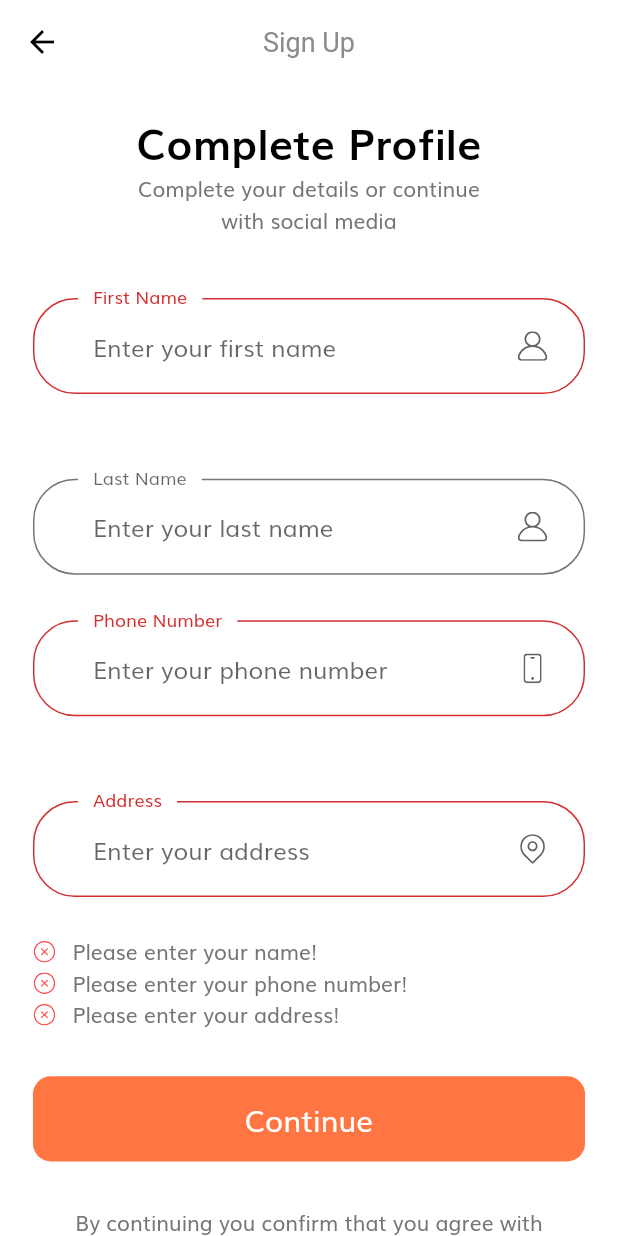
After one commit to syedhaffiz/shopping_app, a Flutter app: the CompleteProfileScreen screen opened by its route, after a tap on "Continue", on a phone screen of 412 x 824 dp. The commit adds this screen. Run offline on Flutter 3.47's test engine with Material 2 defaults, Android fonts, the phone set to English and light mode, and no system bars; our stand-ins replace flutter_svg.

Commit message:
Complete profile screen implemented

```diff
--- a/lib/constants.dart
+++ b/lib/constants.dart
@@ -28,3 +28,6 @@ const String kInvalidEmailError = "Please enter a valid email!";
 const String kPwdNullError = "Please enter your password!";
 const String kShortPwdError = "Password is too short!";
 const String kMatchPwdsError = "Passwords don't match!";
+const String kNameNullError = "Please enter your name!";
+const String kPhoneNullError = "Please enter your phone number!";
+const String kAddressNullError = "Please enter your address!";
--- a/lib/routes.dart
+++ b/lib/routes.dart
@@ -1,4 +1,5 @@
 import 'package:flutter/widgets.dart';
+import 'package:shopping_app/screens/complete_profile/complete_profile_screen.dart';
 import 'package:shopping_app/screens/forgot_password/forgot_password_screen.dart';
 import 'package:shopping_app/screens/sign_up/sign_up_screen.dart';
 import 'package:shopping_app/screens/signin/signin_screen.dart';
@@ -13,4 +14,5 @@ final Map<String, WidgetBuilder> routes = {
   ForgotPasswordScreen.routeName: (context) => ForgotPasswordScreen(),
   SigninSuccessSreen.routeName: (context) => SigninSuccessSreen(),
   SignUpScreen.routeName: (context) => SignUpScreen(),
+  CompleteProfileScreen.routeName: (context) => CompleteProfileScreen(),
 };
--- /dev/null
+++ b/lib/screens/complete_profile/complete_profile_screen.dart
@@ -0,0 +1,17 @@
+import 'package:flutter/material.dart';
+
+import 'components/body.dart';
+
+class CompleteProfileScreen extends StatelessWidget {
+  static String routeName = "/complete_profile";
+  @override
+  Widget build(BuildContext context) {
+    return Scaffold(
+      appBar: AppBar(
+        title: Text("Sign Up"),
+        centerTitle: true,
+      ),
+      body: Body(),
+    );
+  }
+}
--- /dev/null
+++ b/lib/screens/complete_profile/components/body.dart
@@ -0,0 +1,33 @@
+import 'package:flutter/material.dart';
+
+import '../../../size_config.dart';
+import '../../../constants.dart';
+import './complete_profile_form.dart';
+
+class Body extends StatelessWidget {
+  @override
+  Widget build(BuildContext context) {
+    return SizedBox(
+      width: double.infinity,
+      child: SingleChildScrollView(
+        child: Column(
+          children: [
+            SizedBox(height: SizeConfig.screenHeight * 0.02),
+            Text("Complete Profile", style: headingStyle),
+            Text(
+              "Complete your details or continue\nwith social media",
+              textAlign: TextAlign.center,
+            ),
+            SizedBox(height: SizeConfig.screenHeight * 0.05),
+            CompleteProfileForm(),
+            SizedBox(height: getProportionateScreenHeight(30)),
+            Text(
+              "By continuing you confirm that you agree with\nthe Terms and Conditions",
+              textAlign: TextAlign.center,
+            ),
+          ],
+        ),
+      ),
+    );
+  }
+}
--- /dev/null
+++ b/lib/screens/complete_profile/components/complete_profile_form.dart
@@ -0,0 +1,168 @@
+import 'package:flutter/material.dart';
+
+import '../../../constants.dart';
+import '../../../size_config.dart';
+import '../../../components/custom_suffix_icon.dart';
+import '../../../components/default_button.dart';
+import '../../../components/form_error.dart';
+
+class CompleteProfileForm extends StatefulWidget {
+  @override
+  _CompleteProfileFormState createState() => _CompleteProfileFormState();
+}
+
+class _CompleteProfileFormState extends State<CompleteProfileForm> {
+  final _formKey = GlobalKey<FormState>();
+  final List<String> errors = [];
+  String firstName;
+  String lastName;
+  String phoneNumber;
+  String address;
+
+  void addError({String error}) {
+    if (!errors.contains(error)) {
+      setState(() {
+        errors.add(error);
+      });
+    }
+  }
+
+  void removeError({String error}) {
+    if (errors.contains(error)) {
+      setState(() {
+        errors.remove(error);
+      });
+    }
+  }
+
+  @override
+  Widget build(BuildContext context) {
+    return Form(
+      key: _formKey,
+      child: Padding(
+        padding:
+            EdgeInsets.symmetric(horizontal: getProportionateScreenWidth(20)),
+        child: Column(
+          children: [
+            buildFirstNameFormField(),
+            SizedBox(height: getProportionateScreenHeight(30)),
+            buildLastNameFormField(),
+            SizedBox(height: getProportionateScreenHeight(30)),
+            buildPhoneNumberFormField(),
+            SizedBox(height: getProportionateScreenHeight(30)),
+            buildAddressFormField(),
+            FormErrors(errors: errors),
+            SizedBox(height: getProportionateScreenHeight(30)),
+            DefaultButton(
+              text: "Continue",
+              press: () {
+                if (_formKey.currentState.validate()) {
+                  // Go to OTP sceen
+                }
+              },
+            ),
+          ],
+        ),
+      ),
+    );
+  }
+
+  TextFormField buildFirstNameFormField() {
+    return TextFormField(
+      keyboardType: TextInputType.name,
+      onSaved: (newValue) => firstName = newValue,
+      onChanged: (value) {
+        if (value.isNotEmpty) {
+          removeError(error: kNameNullError);
+        }
+        return null;
+      },
+      validator: (value) {
+        if (value.isEmpty) {
+          addError(error: kNameNullError);
+          return "";
+        }
+        return null;
+      },
+      decoration: InputDecoration(
+        labelText: "First Name",
+        hintText: "Enter your first name",
+        floatingLabelBehavior: FloatingLabelBehavior.always,
+        suffixIcon: CustomSuffixIcon(
+          svgIcon: "assets/icons/User.svg",
+        ),
+      ),
+    );
+  }
+
+  TextFormField buildLastNameFormField() {
+    return TextFormField(
+      keyboardType: TextInputType.name,
+      onSaved: (newValue) => lastName = newValue,
+      decoration: InputDecoration(
+        labelText: "Last Name",
+        hintText: "Enter your last name",
+        floatingLabelBehavior: FloatingLabelBehavior.always,
+        suffixIcon: CustomSuffixIcon(
+          svgIcon: "assets/icons/User.svg",
+        ),
+      ),
+    );
+  }
+
+  TextFormField buildPhoneNumberFormField() {
+    return TextFormField(
+      keyboardType: TextInputType.phone,
+      onSaved: (newValue) => phoneNumber = newValue,
+      onChanged: (value) {
+        if (value.isNotEmpty) {
+          removeError(error: kPhoneNullError);
+        }
+        return null;
+      },
+      validator: (value) {
+        if (value.isEmpty) {
+          addError(error: kPhoneNullError);
+          return "";
+        }
+        return null;
+      },
+      decoration: InputDecoration(
+        labelText: "Phone Number",
+        hintText: "Enter your phone number",
+        floatingLabelBehavior: FloatingLabelBehavior.always,
+        suffixIcon: CustomSuffixIcon(
+          svgIcon: "assets/icons/Phone.svg",
+        ),
+      ),
+    );
+  }
+
+  TextFormField buildAddressFormField() {
+    return TextFormField(
+      keyboardType: TextInputType.streetAddress,
+      onSaved: (newValue) => firstName = newValue,
+      onChanged: (value) {
+        if (value.isNotEmpty) {
+          removeError(error: kAddressNullError);
+        }
+        return null;
+      },
+      validator: (value) {
+        if (value.isEmpty) {
+          addError(error: kAddressNullError);
+          return "";
+        }
+        return null;
+      },
+      decoration: InputDecoration(
+        labelText: "Address",
+        hintText: "Enter your address",
+        floatingLabelBehavior: FloatingLabelBehavior.always,
+        suffixIcon: CustomSuffixIcon(
+          svgIcon: "assets/icons/Location point.svg",
+        ),
+      ),
+    );
+  }
+}
--- a/lib/screens/sign_up/components/signup_form.dart
+++ b/lib/screens/sign_up/components/signup_form.dart
@@ -2,6 +2,7 @@ import 'package:flutter/material.dart';
 
 import 'package:shopping_app/components/default_button.dart';
 import 'package:shopping_app/components/form_error.dart';
+import 'package:shopping_app/screens/complete_profile/complete_profile_screen.dart';
 
 import './../../../components/custom_suffix_icon.dart';
 import '../../../constants.dart';
@@ -43,6 +44,7 @@ class _SignupFormState extends State<SignupForm> {
             press: () {
               if (_formkey.currentState.validate()) {
                 // TODO: Go to complete profile page
+                Navigator.pushNamed(context, CompleteProfileScreen.routeName);
               }
             },
           ),
@@ -142,7 +144,7 @@ class _SignupFormState extends State<SignupForm> {
       obscureText: true,
       onSaved: (newValue) => confirmPassword = newValue,
       onChanged: (value) {
-        if (password == confirmPassword) {
+        if (password == value) {
           setState(() {
             errors.remove(kMatchPwdsError);
           });
@@ -152,8 +154,7 @@ class _SignupFormState extends State<SignupForm> {
       validator: (value) {
         if (value.isEmpty) {
           return "";
-        } else if (password != confirmPassword &&
-            !errors.contains(kMatchPwdsError)) {
+        } else if (password != value && !errors.contains(kMatchPwdsError)) {
           setState(() {
             errors.add(kMatchPwdsError);
           });
```
